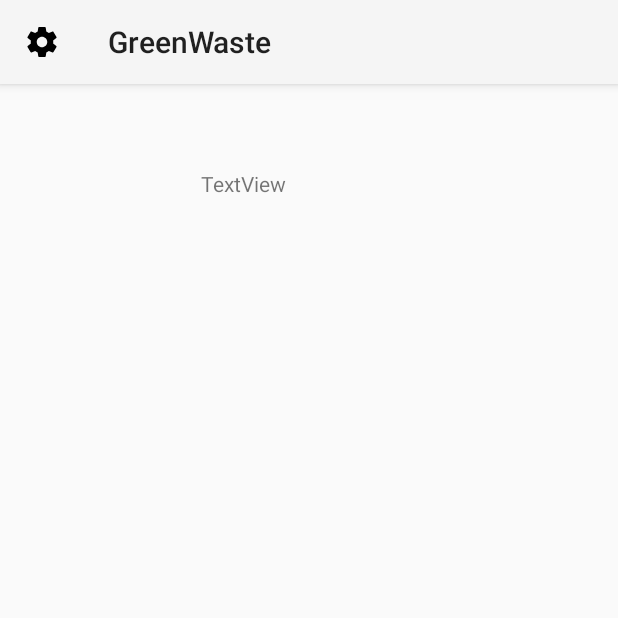
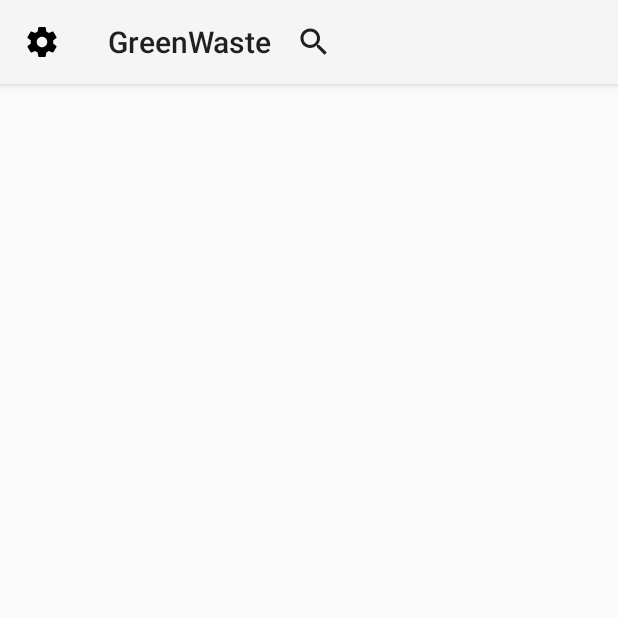
Before and after one commit to LWilm/lolroflxd12345678mobilelol, an Android app: the screen it shows after launch (MainActivity), on a phone screen of 412 x 824 dp, the top half of it. Run offline under Robolectric (Android 15) with nearby library versions, the phone set to English and light mode, and no system bars.

Commit message:
Search icon in navbar

```diff
--- a/app/src/main/java/com/example/d064036/greenwaste/MainActivity.java
+++ b/app/src/main/java/com/example/d064036/greenwaste/MainActivity.java
@@ -6,8 +6,10 @@ import android.support.v7.app.ActionBar;
 import android.support.v7.app.ActionBarDrawerToggle;
 import android.support.v7.app.AppCompatActivity;
 import android.os.Bundle;
+import android.view.Gravity;
 import android.view.MenuItem;
 import android.view.View;
+import android.widget.SearchView;
 import android.widget.TextView;
 import android.widget.Toolbar;
 
@@ -15,20 +17,20 @@ public class MainActivity extends AppCompatActivity {
 
     android.support.v7.widget.Toolbar toolbar;
     ActionBar actionbar;
-    TextView textView;
+    SearchView search;
 
     @Override
     protected void onCreate(Bundle savedInstanceState) {
         super.onCreate(savedInstanceState);
         setContentView(R.layout.activity_main);
 
-        textView = findViewById(R.id.textView);
         toolbar = findViewById(R.id.toolbar);
         setSupportActionBar(toolbar);
 
         actionbar = getSupportActionBar();
         actionbar.setDisplayHomeAsUpEnabled(true);
         actionbar.setHomeAsUpIndicator(R.drawable.ic_menu);
+
 
 
 
--- a/app/src/main/res/layout/activity_main.xml
+++ b/app/src/main/res/layout/activity_main.xml
@@ -24,6 +24,14 @@
             android:theme="@style/ThemeOverlay.AppCompat.ActionBar"
             app:popupTheme="@style/ThemeOverlay.AppCompat.Light">
 
+            <android.support.v7.widget.SearchView
+                android:id="@+id/search"
+                android:layout_width="wrap_content"
+                android:layout_height="wrap_content"
+                android:layout_alignParentRight="true"
+                android:gravity="right"
+                tools:layout_editor_absoluteX="16dp"
+                tools:layout_editor_absoluteY="4dp" />
 
 
         <!--<EditText-->
@@ -42,33 +50,7 @@
             <!--android:theme="@style/ThemeOverlay.AppCompat.ActionBar" />-->
 
 
-        <EditText
-            android:id="@+id/editText"
-            android:layout_width="wrap_content"
-            android:layout_height="wrap_content"
-            android:layout_marginBottom="51dp"
-            android:layout_marginEnd="108dp"
-            android:layout_marginStart="61dp"
-            android:layout_marginTop="17dp"
-            android:ems="10"
-            android:inputType="textPersonName"
-            android:text="Name"
-            app:layout_constraintBottom_toTopOf="@+id/textView"
-            app:layout_constraintEnd_toEndOf="parent"
-            app:layout_constraintStart_toStartOf="parent"
-            app:layout_constraintTop_toTopOf="parent" />
-
-        <TextView
-            android:id="@+id/textView"
-            android:layout_width="wrap_content"
-            android:layout_height="wrap_content"
-            android:layout_marginStart="134dp"
-            android:layout_marginTop="50dp"
-            android:text="TextView"
-            app:layout_constraintStart_toStartOf="parent"
-            app:layout_constraintTop_toBottomOf="@+id/editText" />
-
-           </android.support.constraint.ConstraintLayout>
+    </android.support.constraint.ConstraintLayout>
 
     <!--<android.support.design.widget.NavigationView-->
         <!--android:id="@+id/nav_view"-->
```
